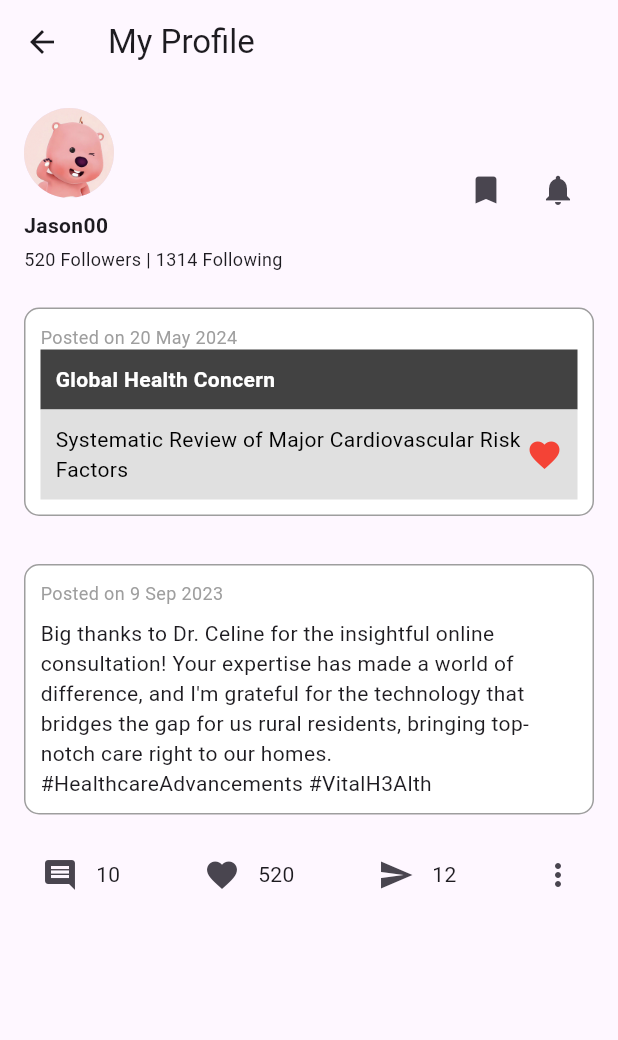
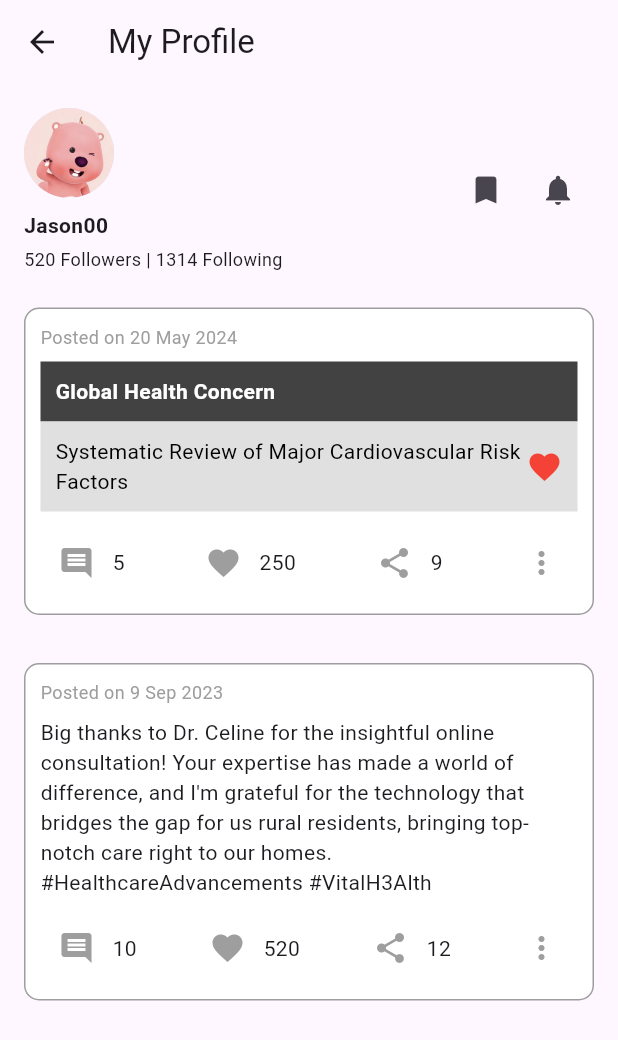
Before and after one commit to skooi928/vitalhealth, a Flutter app: the CommunityProfilePage screen opened directly, on a phone screen of 412 x 824 dp. Shown: the top 1040 px of the screen. Run offline on Flutter 3.47's test engine with Material 3 defaults, Android fonts, the phone set to English and light mode, and no system bars; our stand-ins replace cloud_firestore, firebase_auth, firebase_core, google_sign_in, shared_preferences; accounts and stored records are empty.

Commit message:
Community Page Enhancement

```diff
--- a/lib/community_profile_page.dart
+++ b/lib/community_profile_page.dart
@@ -79,19 +79,15 @@ class CommunityProfilePage extends StatelessWidget {
                     'Posted on 20 May 2024',
                     style: TextStyle(fontSize: 12, color: Colors.grey),
                   ),
+                  const SizedBox(height: 8),
                   Container(
                     width: double.infinity,
                     padding: const EdgeInsets.all(10),
                     color: Colors.grey[800],
-                    child: const Row(
-                      mainAxisAlignment: MainAxisAlignment.spaceBetween,
-                      children: [
-                        Text(
+                    child: const Text(
                       'Global Health Concern',
                       style: TextStyle(
                           color: Colors.white, fontWeight: FontWeight.bold),
-                        ),
-                      ],
                     ),
                   ),
                   Container(
@@ -99,7 +95,6 @@ class CommunityProfilePage extends StatelessWidget {
                     padding: const EdgeInsets.all(10),
                     color: Colors.grey[300],
                     child: const Row(
-                      mainAxisAlignment: MainAxisAlignment.spaceBetween,
                       children: [
                         Expanded(
                           child: Text(
@@ -107,13 +102,47 @@ class CommunityProfilePage extends StatelessWidget {
                             style: TextStyle(color: Colors.black),
                           ),
                         ),
-                        Icon(
-                          Icons.favorite,
-                          color: Colors.red,
-                          size: 24,
+                        Icon(Icons.favorite, color: Colors.red),
+                      ],
+                    ),
+                  ),
+                  const SizedBox(height: 10),
+                  Row(
+                    mainAxisAlignment: MainAxisAlignment.spaceBetween,
+                    children: [
+                      Row(
+                        children: [
+                          IconButton(
+                            onPressed: () {},
+                            icon: const Icon(Icons.comment, color: Colors.grey),
+                          ),
+                          const Text('5'),
+                        ],
+                      ),
+                      Row(
+                        children: [
+                          IconButton(
+                            onPressed: () {},
+                            icon:
+                                const Icon(Icons.favorite, color: Colors.grey),
+                          ),
+                          const Text('250'),
+                        ],
+                      ),
+                      Row(
+                        children: [
+                          IconButton(
+                            onPressed: () {},
+                            icon: const Icon(Icons.share, color: Colors.grey),
+                          ),
+                          const Text('9'),
+                        ],
+                      ),
+                      IconButton(
+                        onPressed: () {},
+                        icon: const Icon(Icons.more_vert, color: Colors.grey),
                       ),
                     ],
-                    ),
                   ),
                 ],
               ),
@@ -127,48 +156,55 @@ class CommunityProfilePage extends StatelessWidget {
               ),
               padding: const EdgeInsets.all(10),
               margin: const EdgeInsets.symmetric(horizontal: 16, vertical: 8),
-              child: const Column(
+              child: Column(
                 crossAxisAlignment: CrossAxisAlignment.start,
                 children: [
-                  Text(
+                  const Text(
                     'Posted on 9 Sep 2023',
                     style: TextStyle(fontSize: 12, color: Colors.grey),
                   ),
-                  SizedBox(height: 8),
-                  Text(
+                  const SizedBox(height: 8),
+                  const Text(
                     'Big thanks to Dr. Celine for the insightful online consultation! Your expertise has made a world of difference, and I\'m grateful for the technology that bridges the gap for us rural residents, bringing top-notch care right to our homes. #HealthcareAdvancements #VitalH3Alth',
                   ),
-                ],
-              ),
-            ),
-            Container(
-              padding: const EdgeInsets.symmetric(horizontal: 16, vertical: 8),
-              child: Row(
+                  const SizedBox(height: 10),
+                  Row(
                     mainAxisAlignment: MainAxisAlignment.spaceBetween,
                     children: [
                       Row(
                         children: [
                           IconButton(
-                          onPressed: () {}, icon: const Icon(Icons.comment)),
+                            onPressed: () {},
+                            icon: const Icon(Icons.comment, color: Colors.grey),
+                          ),
                           const Text('10'),
                         ],
                       ),
                       Row(
                         children: [
                           IconButton(
-                          onPressed: () {}, icon: const Icon(Icons.favorite)),
+                            onPressed: () {},
+                            icon:
+                                const Icon(Icons.favorite, color: Colors.grey),
+                          ),
                           const Text('520'),
                         ],
                       ),
                       Row(
                         children: [
                           IconButton(
-                          onPressed: () {}, icon: const Icon(Icons.send)),
+                            onPressed: () {},
+                            icon: const Icon(Icons.share, color: Colors.grey),
+                          ),
                           const Text('12'),
                         ],
                       ),
                       IconButton(
-                      onPressed: () {}, icon: const Icon(Icons.more_vert)),
+                        onPressed: () {},
+                        icon: const Icon(Icons.more_vert, color: Colors.grey),
+                      ),
+                    ],
+                  ),
                 ],
               ),
             ),
--- a/pubspec.yaml
+++ b/pubspec.yaml
@@ -103,3 +103,5 @@ flutter:
     - assets/images/Community_Post2.png
     - assets/images/Community_Post3.png
     - assets/images/Community_Post4.png
+    - assets/images/josephine_avatar.png
+    - assets/images/farita_avatar.png
```
Also changed, not shown: lib/community.dart (+59 -11 lines), lib/community_view_profile.dart (added, +317 -0 lines), assets/images/farita_avatar.png (added), assets/images/josephine_avatar.png (added), flutter_01.png (added). Lines whose indentation alone changed are shown as unchanged.
